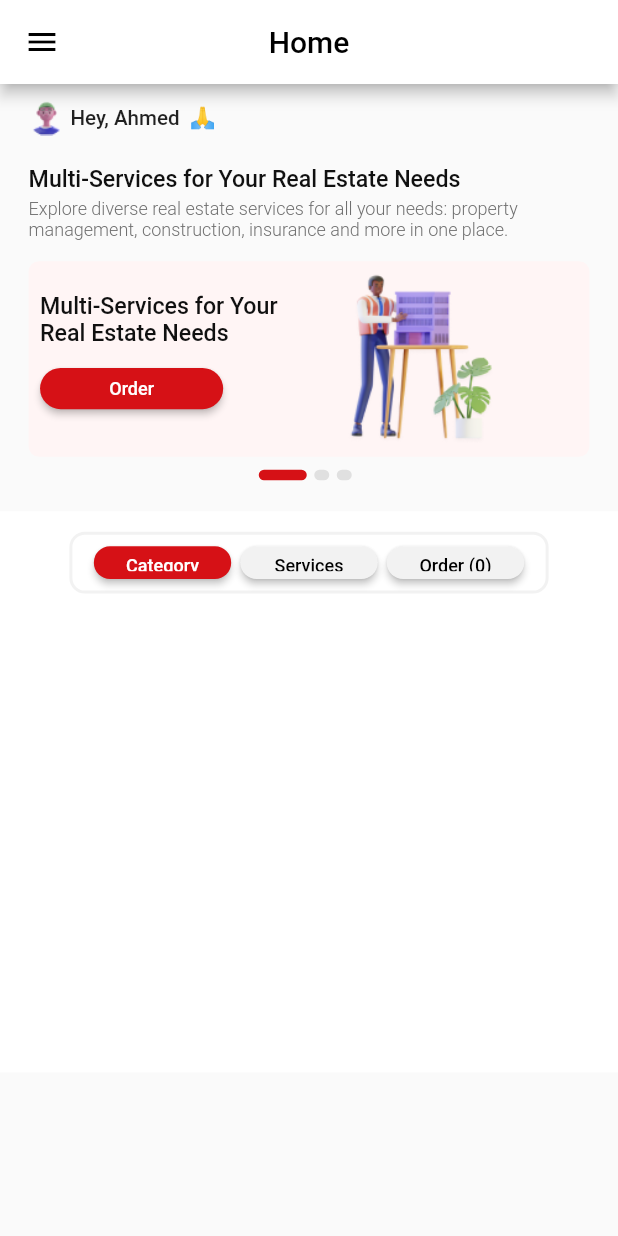
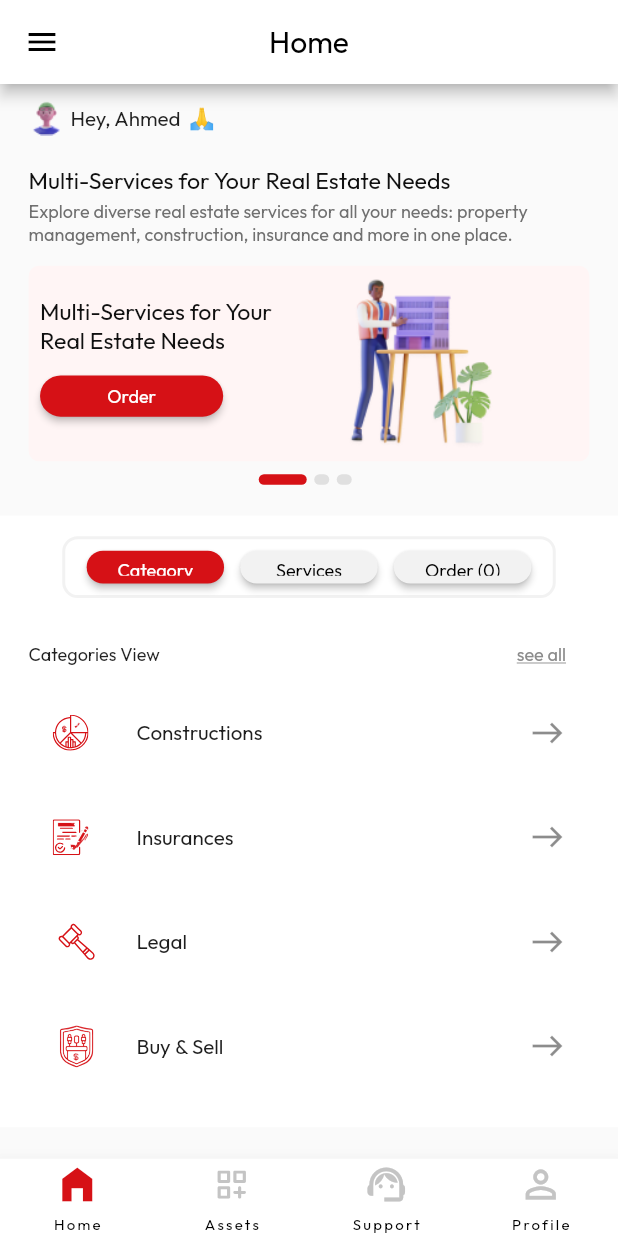
Before and after one commit to devmohamedgamal/task_1, a Flutter app: the screen it shows after launch, after a tap on "Category", on a phone screen of 412 x 824 dp. Run offline on Flutter 3.47's test engine with Material 2 defaults, Android fonts, the phone set to English and light mode, and no system bars; our stand-ins replace flutter_screenutil, flutter_svg, go_router.

Commit message:
finsh ui for app

```diff
--- /dev/null
+++ b/lib/Features/assets/presentation/views/assets_view.dart
@@ -0,0 +1,15 @@
+
+import 'package:flutter/material.dart';
+
+class AssetsView extends StatelessWidget {
+  const AssetsView({super.key});
+
+  @override
+  Widget build(BuildContext context) {
+    return const Scaffold(
+      body: Center(
+        child: Text("Assets View"),
+      ),
+    );
+  }
+}
--- a/lib/Features/home/presentation/views/root/presentation/views/root_view.dart
+++ /dev/null
@@ -1,10 +0,0 @@
-import 'package:flutter/material.dart';
-
-class RootView extends StatelessWidget {
-  const RootView({super.key});
-
-  @override
-  Widget build(BuildContext context) {
-    return const Placeholder();
-  }
-}
--- a/lib/Features/home/presentation/views/widgets/category_widget.dart
+++ b/lib/Features/home/presentation/views/widgets/category_widget.dart
@@ -1,8 +1,13 @@
+import 'dart:developer';
+
 import 'package:flutter/material.dart';
 import 'package:flutter_screenutil/flutter_screenutil.dart';
+import 'package:flutter_svg/svg.dart';
 import 'package:task_1/core/utils/app_constants.dart';
+import 'package:task_1/core/utils/assets_manger.dart';
 
 import '../../../../../core/utils/widgets/custom_btn.dart';
+import 'three_button_category.dart';
 
 class CategoryWidgetSection extends StatefulWidget {
   const CategoryWidgetSection({super.key});
@@ -12,71 +17,95 @@ class CategoryWidgetSection extends StatefulWidget {
 }
 
 class _CategoryWidgetSectionState extends State<CategoryWidgetSection> {
-  int selectedButton = 1;
-
-  void handleButtonPress(int buttonIndex) {
-    setState(() {
-      selectedButton = buttonIndex;
-    });
-  }
-
   @override
   Widget build(BuildContext context) {
     return Container(
       width: double.infinity,
-      height: 436.h,
+      height: 475.h,
       color: Colors.white,
+      child: Padding(
+        padding: EdgeInsets.symmetric(horizontal: 20.w),
         child: Column(
           children: [
             SizedBox(
               height: 16.h,
             ),
-          Align(
-            alignment: Alignment.topCenter,
-            child: Container(
-              width: 335.w,
-              height: 48.h,
-              padding: EdgeInsets.symmetric(horizontal: 15.w, vertical: 9.h),
-              decoration: BoxDecoration(
-                border: Border.all(
-                  color: const Color(0xffF2F2F2),
-                  width: 2,
+            const ThreeButtonCategory(),
+            SizedBox(
+              height: 16.h,
             ),
-                borderRadius: BorderRadius.circular(12.r),
-              ),
-              child: Row(
+            Row(
               mainAxisAlignment: MainAxisAlignment.spaceBetween,
               children: [
-                  CustomBtn(
-                    text: "Category",
-                    onPressed: () => handleButtonPress(1),
-                    backgroundColor: selectedButton == 1
-                        ? AppConstants.kPrimaryColor
-                        : const Color(0xffF2F2F2),
-                    textColor:
-                        selectedButton == 1 ? Colors.white : Colors.black,
+                Text(
+                  "Categories View",
+                  style: TextStyle(
+                    fontSize: 14.sp,
+                    fontWeight: FontWeight.w400,
+                    height: 1.25,
                   ),
-                  CustomBtn(
-                    text: "Services",
-                    onPressed: () => handleButtonPress(2),
-                    backgroundColor: selectedButton == 2
-                        ? AppConstants.kPrimaryColor
-                        : const Color(0xffF2F2F2),
-                    textColor:
-                        selectedButton == 2 ? Colors.white : Colors.black,
                 ),
-                  CustomBtn(
-                    text: "Order (0)",
-                    onPressed: () => handleButtonPress(3),
-                    backgroundColor: selectedButton == 3
-                        ? AppConstants.kPrimaryColor
-                        : const Color(0xffF2F2F2),
-                    textColor:
-                        selectedButton == 3 ? Colors.white : Colors.black,
-                  )
+                TextButton(
+                  onPressed: () {},
+                  child: Text(
+                    'see all',
+                    style: TextStyle(
+                      fontSize: 14.sp,
+                      fontWeight: FontWeight.w300,
+                      decoration: TextDecoration.underline,
+                      color: const Color(0xff8C8C8C),
+                    ),
+                  ),
+                ),
+              ],
+            ),
+            const CategoryListView(),
           ],
         ),
       ),
+    );
+  }
+}
+
+class CategoryListView extends StatelessWidget {
+  const CategoryListView({super.key});
+
+  @override
+  Widget build(BuildContext context) {
+    return Expanded(
+      child: ListView(
+        physics: const BouncingScrollPhysics(),
+        children: [
+          CategoryListViewItem(
+            title: "Constructions",
+            icon: AssetsManger.kItemIcon1,
+            onTap: () {
+              log("hello Accounting Services");
+            },
+          ),
+          SizedBox(height: 16.h),
+          CategoryListViewItem(
+            title: "Insurances",
+            icon: AssetsManger.kItemIcon2,
+            onTap: () {},
+          ),
+          SizedBox(height: 16.h),
+          CategoryListViewItem(
+            title: "Legal",
+            icon: AssetsManger.kItemIcon3,
+            onTap: () {},
+          ),
+          SizedBox(height: 16.h),
+          CategoryListViewItem(
+            title: "Buy & Sell",
+            icon: AssetsManger.kItemIcon4,
+            onTap: () {},
+          ),
+          SizedBox(height: 16.h),
+          CategoryListViewItem(
+            title: "Accounting Services",
+            icon: AssetsManger.kItemIcon5,
+            onTap: () {},
           ),
         ],
       ),
@@ -84,35 +113,33 @@ class _CategoryWidgetSectionState extends State<CategoryWidgetSection> {
   }
 }
 
-// class CategoryWidget extends StatelessWidget {
-//   const CategoryWidget({super.key});
+class CategoryListViewItem extends StatelessWidget {
+  const CategoryListViewItem(
+      {super.key, required this.title, required this.icon, this.onTap});
+  final String title, icon;
+  final Function()? onTap;
 
-//   @override
-//   Widget build(BuildContext context) {
-//     return const Center(
-//       child: Text("Category View"),
-//     );
-//   }
-// }
-
-// class ServicesWidget extends StatelessWidget {
-//   const ServicesWidget({super.key});
-
-//   @override
-//   Widget build(BuildContext context) {
-//     return const Center(
-//       child: Text("Services View"),
-//     );
-//   }
-// }
-
-// class OrderWidget extends StatelessWidget {
-//   const OrderWidget({super.key});
-
-//   @override
-//   Widget build(BuildContext context) {
-//     return const Center(
-//       child: Text("Order View"),
-//     );
-//   }
-// }
+  @override
+  Widget build(BuildContext context) {
+    return Material(
+      color: Colors.transparent,
+      child: InkWell(
+        splashColor: AppConstants.kPrimaryColor.withOpacity(0.4),
+        onTap: onTap,
+        child: ListTile(
+          title: Text(
+            title,
+            style: TextStyle(
+              fontSize: 16.sp,
+              fontWeight: FontWeight.w400,
+              color: const Color(0xff1E1E1E),
+              height: 1.3,
+            ),
+          ),
+          leading: SvgPicture.asset(icon),
+          trailing: const Icon(Icons.east),
+        ),
+      ),
+    );
+  }
+}
--- /dev/null
+++ b/lib/Features/home/presentation/views/widgets/three_button_category.dart
@@ -0,0 +1,74 @@
+import 'package:flutter/material.dart';
+import 'package:flutter_screenutil/flutter_screenutil.dart';
+
+import '../../../../../core/utils/app_constants.dart';
+import '../../../../../core/utils/widgets/custom_btn.dart';
+
+class ThreeButtonCategory extends StatefulWidget {
+  const ThreeButtonCategory({super.key});
+
+  @override
+  State<ThreeButtonCategory> createState() => _ThreeButtonCategoryState();
+}
+
+class _ThreeButtonCategoryState extends State<ThreeButtonCategory> {
+  int selectedButton = 1;
+
+  void handleButtonPress(int buttonIndex) {
+    setState(() {
+      selectedButton = buttonIndex;
+    });
+  }
+
+  @override
+  Widget build(BuildContext context) {
+    return Column(
+      children: [
+        Align(
+          alignment: Alignment.topCenter,
+          child: Container(
+            width: 345.w,
+            height: 48.h,
+            padding: EdgeInsets.symmetric(horizontal: 15.w, vertical: 9.h),
+            decoration: BoxDecoration(
+              border: Border.all(
+                color: const Color(0xffF2F2F2),
+                width: 2,
+              ),
+              borderRadius: BorderRadius.circular(12.r),
+            ),
+            child: Row(
+              mainAxisAlignment: MainAxisAlignment.spaceBetween,
+              children: [
+                CustomBtn(
+                  text: "Category",
+                  onPressed: () => handleButtonPress(1),
+                  backgroundColor: selectedButton == 1
+                      ? AppConstants.kPrimaryColor
+                      : const Color(0xffF2F2F2),
+                  textColor: selectedButton == 1 ? Colors.white : Colors.black,
+                ),
+                CustomBtn(
+                  text: "Services",
+                  onPressed: () => handleButtonPress(2),
+                  backgroundColor: selectedButton == 2
+                      ? AppConstants.kPrimaryColor
+                      : const Color(0xffF2F2F2),
+                  textColor: selectedButton == 2 ? Colors.white : Colors.black,
+                ),
+                CustomBtn(
+                  text: "Order (0)",
+                  onPressed: () => handleButtonPress(3),
+                  backgroundColor: selectedButton == 3
+                      ? AppConstants.kPrimaryColor
+                      : const Color(0xffF2F2F2),
+                  textColor: selectedButton == 3 ? Colors.white : Colors.black,
+                )
+              ],
+            ),
+          ),
+        ),
+      ],
+    );
+  }
+}
--- /dev/null
+++ b/lib/Features/profile/presentation/views/profile_view.dart
@@ -0,0 +1,15 @@
+
+import 'package:flutter/material.dart';
+
+class ProfileView extends StatelessWidget {
+  const ProfileView({super.key});
+
+  @override
+  Widget build(BuildContext context) {
+    return const Scaffold(
+      body: Center(
+        child: Text("Profile View"),
+      ),
+    );
+  }
+}
--- /dev/null
+++ b/lib/Features/root/presentation/views/root_view.dart
@@ -0,0 +1,51 @@
+import 'package:flutter/material.dart';
+import 'package:task_1/Features/home/presentation/views/home_view.dart';
+import '../../../assets/presentation/views/assets_view.dart';
+import '../../../profile/presentation/views/profile_view.dart';
+import '../../../support/presentation/views/support_view.dart';
+import 'widgets/bottom_nav_bar.dart';
+
+class RootView extends StatefulWidget {
+  const RootView({super.key});
+
+  @override
+  State<RootView> createState() => _RootViewState();
+}
+
+class _RootViewState extends State<RootView> {
+  late PageController controller;
+  int currentScreen = 0;
+
+  List<Widget> screens = [
+    const HomeView(),
+    const AssetsView(),
+    const SupportView(),
+    const ProfileView(),
+  ];
+
+  @override
+  void initState() {
+    super.initState();
+    controller = PageController(initialPage: currentScreen);
+  }
+
+  @override
+  Widget build(BuildContext context) {
+    return Scaffold(
+      body: PageView(
+        controller: controller,
+        physics: const NeverScrollableScrollPhysics(),
+        children: screens,
+      ),
+      bottomNavigationBar: BottomNavBar(
+        currentScreen: currentScreen,
+        onDestinationSelected: (index) {
+          setState(() {
+            currentScreen = index;
+          });
+          controller.jumpToPage(currentScreen);
+        },
+      ),
+    );
+  }
+}
--- /dev/null
+++ b/lib/Features/root/presentation/views/widgets/bottom_nav_bar.dart
@@ -0,0 +1,87 @@
+import 'package:flutter/material.dart';
+import 'package:flutter_screenutil/flutter_screenutil.dart';
+import 'package:flutter_svg/svg.dart';
+import 'package:task_1/core/utils/app_constants.dart';
+
+import '../../../../../core/utils/assets_manger.dart';
+
+class BottomNavBar extends StatefulWidget {
+  const BottomNavBar(
+      {super.key, required this.currentScreen, this.onDestinationSelected});
+  final int currentScreen;
+  final Function(int)? onDestinationSelected;
+
+  @override
+  State<BottomNavBar> createState() => _BottomNavBarState();
+}
+
+class _BottomNavBarState extends State<BottomNavBar> {
+  @override
+  Widget build(BuildContext context) {
+    return NavigationBar(
+      selectedIndex: widget.currentScreen,
+      backgroundColor: Colors.white,
+      elevation: 10,
+      shadowColor: Colors.grey.withOpacity(0.5),
+      height: 60.h,
+      indicatorColor: Colors.transparent,
+      onDestinationSelected: widget.onDestinationSelected,
+      destinations: [
+        NavigationDestination(
+          selectedIcon: Icon(
+            Icons.home_filled,
+            color: AppConstants.kPrimaryColor,
+            size: 35.sp,
+          ),
+          icon: Icon(
+            Icons.home_filled,
+            color: const Color(0xffC4C4C4),
+            size: 35.sp,
+          ),
+          label: "Home",
+        ),
+        NavigationDestination(
+          selectedIcon: SvgPicture.asset(
+            AssetsManger.kQrIcon,
+            height: 22.h,
+            width: 22.w,
+            color: AppConstants.kPrimaryColor,
+          ),
+          icon: SvgPicture.asset(
+            AssetsManger.kQrIcon,
+            height: 22.h,
+            width: 22.w,
+            color: const Color(0xffC4C4C4),
+          ),
+          label: "Assets",
+        ),
+        NavigationDestination(
+          selectedIcon: Icon(
+            Icons.support_agent,
+            color: AppConstants.kPrimaryColor,
+            size: 35.sp,
+          ),
+          icon: Icon(
+            Icons.support_agent,
+            color: const Color(0xffC4C4C4),
+            size: 35.sp,
+          ),
+          label: "Support",
+        ),
+        NavigationDestination(
+          selectedIcon: Icon(
+            Icons.person_outline,
+            color: AppConstants.kPrimaryColor,
+            size: 35.sp,
+          ),
+          icon: Icon(
+            Icons.person_outline,
+            color: const Color(0xffC4C4C4),
+            size: 35.sp,
+          ),
+          label: "Profile",
+        ),
+      ],
+    );
+  }
+}
--- /dev/null
+++ b/lib/Features/support/presentation/views/support_view.dart
@@ -0,0 +1,14 @@
+import 'package:flutter/material.dart';
+
+class SupportView extends StatelessWidget {
+  const SupportView({super.key});
+
+  @override
+  Widget build(BuildContext context) {
+    return const Scaffold(
+      body: Center(
+        child: Text("Support View"),
+      ),
+    );
+  }
+}
--- /dev/null
+++ b/lib/core/utils/app_router.dart
@@ -0,0 +1,21 @@
+import 'package:go_router/go_router.dart';
+import 'package:task_1/Features/home/presentation/views/home_view.dart';
+import 'package:task_1/Features/root/presentation/views/root_view.dart';
+
+abstract class AppRouter {
+  static const String kHomeView = '/HomeView';
+  static final router = GoRouter(routes: [
+    GoRoute(
+      path: '/',
+      builder: (context, state) {
+        return const RootView();
+      },
+    ),
+    GoRoute(
+      path: kHomeView,
+      builder: (context, state) {
+        return const HomeView();
+      },
+    ),
+  ]);
+}
--- a/lib/core/utils/assets_manger.dart
+++ b/lib/core/utils/assets_manger.dart
@@ -2,5 +2,11 @@ class AssetsManger {
   static const String kProfileIcon = 'assets/images/profileIcon.svg';
   static const String kProfileIcon2 = 'assets/images/profileIcon.png';
   static const String kManPresentation = 'assets/images/ManPresentation.png';
+  static const String kQrIcon = 'assets/images/qr.svg';
+  static const String kItemIcon1 = 'assets/images/item1.svg';
+  static const String kItemIcon2 = 'assets/images/item2.svg';
+  static const String kItemIcon3 = 'assets/images/item3.svg';
+  static const String kItemIcon4 = 'assets/images/item4.svg';
+  static const String kItemIcon5 = 'assets/images/item5.svg';
 
 }
--- a/lib/main.dart
+++ b/lib/main.dart
@@ -1,5 +1,6 @@
 import 'package:flutter/material.dart';
 import 'package:flutter_screenutil/flutter_screenutil.dart';
+import 'package:task_1/Features/root/presentation/views/root_view.dart';
 
 import 'Features/home/presentation/views/home_view.dart';
 
@@ -10,7 +11,6 @@ void main() {
 class Task1 extends StatelessWidget {
   const Task1({super.key});
 
-  // This widget is the root of your application.
   @override
   Widget build(BuildContext context) {
     return ScreenUtilInit(
@@ -18,9 +18,12 @@ class Task1 extends StatelessWidget {
         minTextAdapt: true,
         splitScreenMode: true,
         builder: (_, child) {
-          return const MaterialApp(
+          return MaterialApp(
             debugShowCheckedModeBanner: false,
-            home: HomeView(),
+            theme: ThemeData(
+              fontFamily: "Outfit",
+            ),
+            home: const RootView(),
           );
         });
   }
--- a/pubspec.yaml
+++ b/pubspec.yaml
@@ -33,6 +33,8 @@ dependencies:
   flutter:
     sdk: flutter
   flutter_screenutil: ^5.9.0
+  flutter_svg: ^2.0.9
+  go_router: ^12.0.1
 
 dev_dependencies:
 
```
Also changed, not shown: assets/images/item1.svg (added), assets/images/item2.svg (added), assets/images/item3.svg (added), assets/images/item4.svg (added), assets/images/item5.svg (added), assets/images/qr.svg (added), pubspec.lock. Lines whose indentation alone changed are shown as unchanged.
